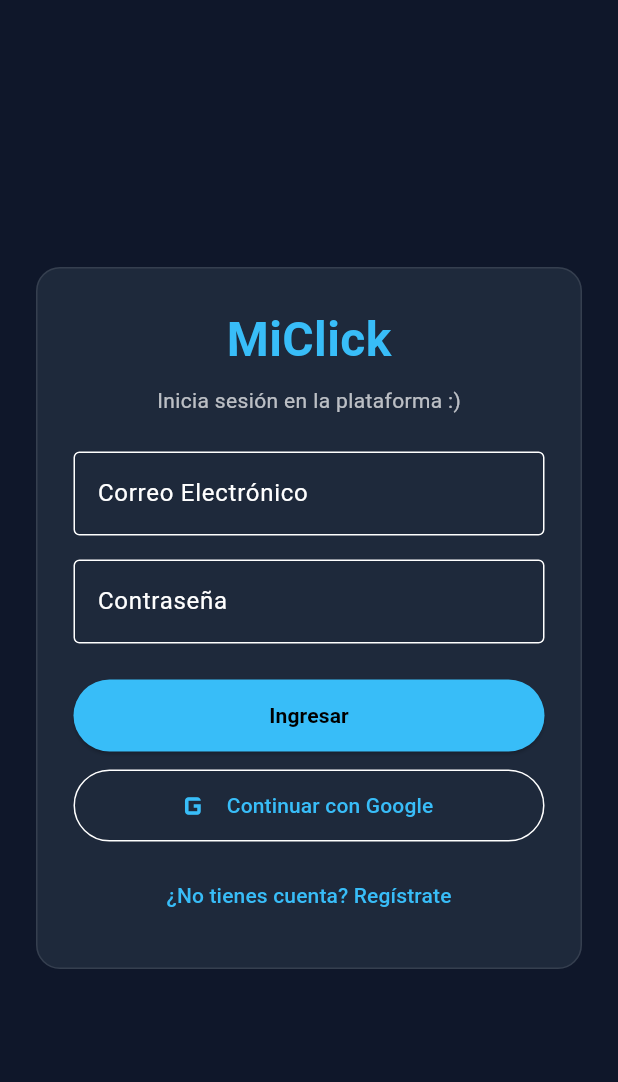
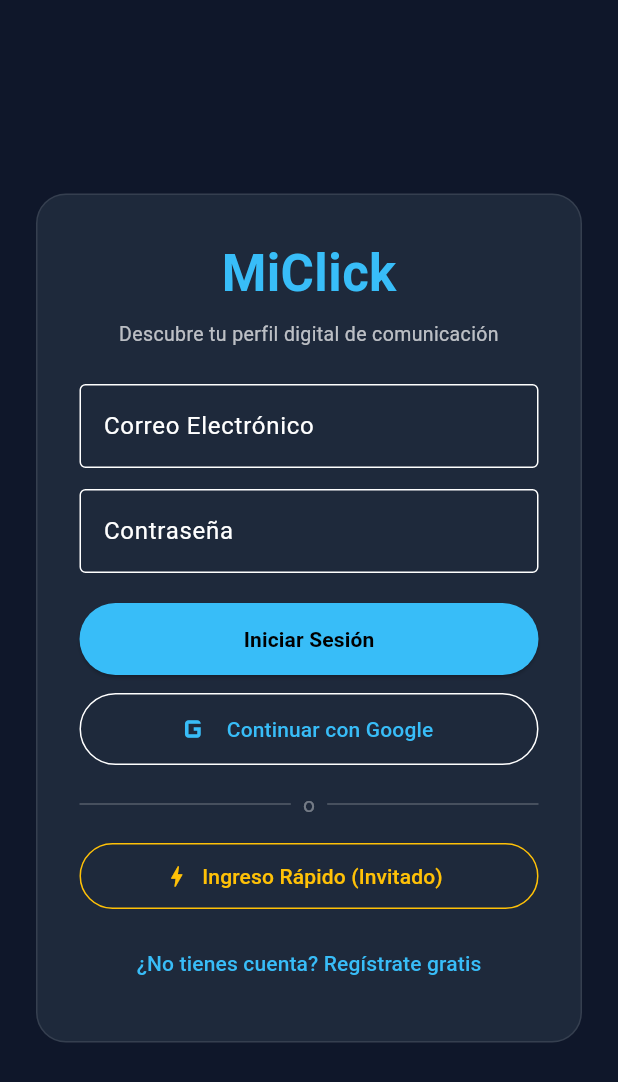
Before and after one commit to Eisritome10/miclick-app, a Flutter app: the screen it shows after launch, on a phone screen of 412 x 824 dp. Shown: the top 1082 px of the screen. Run offline on Flutter 3.47's test engine with Material 3 defaults, Android fonts, the phone set to English and light mode, and no system bars; our stand-ins replace supabase_flutter; accounts and stored records are empty.

Commit message:
Solucion rebote login, correo sin confirmacion y modo invitado

```diff
--- a/lib/main.dart
+++ b/lib/main.dart
@@ -75,7 +75,7 @@
   }
 }
 
-// Pantalla de Autenticación
+// Pantalla de Autenticación Unificada (Google, Correo e Invitado)
 class LoginScreen extends StatefulWidget {
   const LoginScreen({super.key});
 
@@ -87,13 +87,16 @@
   final _emailController = TextEditingController();
   final _passwordController = TextEditingController();
   final _nameController = TextEditingController();
+  final _guestNameController = TextEditingController();
+
   bool _isLoading = false;
   bool _isSignUp = false;
+  bool _isGuestMode = false;
 
-  Future<void> _submit() async {
+  Future<void> _submitEmailAuth() async {
     if (_emailController.text.trim().isEmpty || _passwordController.text.trim().isEmpty) {
       ScaffoldMessenger.of(context).showSnackBar(
-        const SnackBar(content: Text('Por favor completa los campos requeridos.')),
+        const SnackBar(content: Text('Por favor completa los campos de correo y contraseña.')),
       );
       return;
     }
@@ -106,11 +109,6 @@
           _passwordController.text.trim(),
           _nameController.text.trim().isEmpty ? 'Explorador/a' : _nameController.text.trim(),
         );
-        if (mounted) {
-          ScaffoldMessenger.of(context).showSnackBar(
-            const SnackBar(content: Text('Cuenta creada con éxito.')),
-          );
-        }
       } else {
         await SupabaseService.signInWithEmail(
           _emailController.text.trim(),
@@ -120,7 +118,22 @@
     } catch (e) {
       if (mounted) {
         ScaffoldMessenger.of(context).showSnackBar(
-          SnackBar(content: Text('Error de autenticación: ${e.toString()}')),
+          SnackBar(content: Text('Error: ${e.toString()}')),
+        );
+      }
+    } finally {
+      if (mounted) setState(() => _isLoading = false);
+    }
+  }
+
+  Future<void> _submitGuest() async {
+    setState(() => _isLoading = true);
+    try {
+      await SupabaseService.signInAsGuest(_guestNameController.text.trim());
+    } catch (e) {
+      if (mounted) {
+        ScaffoldMessenger.of(context).showSnackBar(
+          SnackBar(content: Text('Error al ingresar como invitado: ${e.toString()}')),
         );
       }
     } finally {
@@ -135,11 +148,11 @@
         child: SingleChildScrollView(
           padding: const EdgeInsets.all(24),
           child: Container(
-            constraints: const BoxConstraints(maxWidth: 400),
-            padding: const EdgeInsets.all(24),
+            constraints: const BoxConstraints(maxWidth: 420),
+            padding: const EdgeInsets.all(28),
             decoration: BoxDecoration(
               color: const Color(0xFF1E293B),
-              borderRadius: BorderRadius.circular(16),
+              borderRadius: BorderRadius.circular(20),
               border: Border.all(color: Colors.white10),
             ),
             child: Column(
@@ -147,41 +160,73 @@
               children: [
                 const Text(
                   'MiClick',
-                  style: TextStyle(fontSize: 32, fontWeight: FontWeight.bold, color: Color(0xFF38BDF8)),
+                  style: TextStyle(fontSize: 34, fontWeight: FontWeight.bold, color: Color(0xFF38BDF8)),
                 ),
-                const SizedBox(height: 8),
-                Text(
-                  _isSignUp ? 'Crea tu cuenta para comenzar' : 'Inicia sesión en la plataforma :)',
-                  style: const TextStyle(color: Colors.white70),
+                const SizedBox(height: 6),
+                const Text(
+                  'Descubre tu perfil digital de comunicación',
+                  style: TextStyle(color: Colors.white70, fontSize: 13),
+                  textAlign: TextAlign.center,
                 ),
                 const SizedBox(height: 24),
+
+                // MODO INVITADO
+                if (_isGuestMode) ...[
+                  TextField(
+                    controller: _guestNameController,
+                    decoration: const InputDecoration(
+                      labelText: '¿Cómo te gustaría que te llamemos?',
+                      border: OutlineInputBorder(),
+                      prefixIcon: Icon(Icons.person_outline, color: Color(0xFF38BDF8)),
+                    ),
+                  ),
+                  const SizedBox(height: 20),
+                  SizedBox(
+                    width: double.infinity,
+                    height: 48,
+                    child: ElevatedButton(
+                      onPressed: _isLoading ? null : _submitGuest,
+                      style: ElevatedButton.styleFrom(backgroundColor: const Color(0xFF38BDF8)),
+                      child: _isLoading
+                          ? const CircularProgressIndicator(color: Colors.black)
+                          : const Text('Entrar Directo como Invitado 🚀', style: TextStyle(color: Colors.black, fontWeight: FontWeight.bold)),
+                    ),
+                  ),
+                  const SizedBox(height: 12),
+                  TextButton(
+                    onPressed: () => setState(() => _isGuestMode = false),
+                    child: const Text('Volver a opciones de cuenta'),
+                  ),
+                ]
+                // MODO REGISTRO / LOGIN CON CUENTA
+                else ...[
                   if (_isSignUp) ...[
                     TextField(
                       controller: _nameController,
                       decoration: const InputDecoration(labelText: 'Nombre Completo', border: OutlineInputBorder()),
                     ),
-                  const SizedBox(height: 16),
+                    const SizedBox(height: 14),
                   ],
                   TextField(
                     controller: _emailController,
                     decoration: const InputDecoration(labelText: 'Correo Electrónico', border: OutlineInputBorder()),
                   ),
-                const SizedBox(height: 16),
+                  const SizedBox(height: 14),
                   TextField(
                     controller: _passwordController,
                     obscureText: true,
                     decoration: const InputDecoration(labelText: 'Contraseña', border: OutlineInputBorder()),
                   ),
-                const SizedBox(height: 24),
+                  const SizedBox(height: 20),
                   SizedBox(
                     width: double.infinity,
                     height: 48,
                     child: ElevatedButton(
-                    onPressed: _isLoading ? null : _submit,
+                      onPressed: _isLoading ? null : _submitEmailAuth,
                       style: ElevatedButton.styleFrom(backgroundColor: const Color(0xFF38BDF8)),
                       child: _isLoading
                           ? const CircularProgressIndicator(color: Colors.black)
-                        : Text(_isSignUp ? 'Registrarse' : 'Ingresar', style: const TextStyle(color: Colors.black, fontWeight: FontWeight.bold)),
+                          : Text(_isSignUp ? 'Registrarse e Ingresar' : 'Iniciar Sesión', style: const TextStyle(color: Colors.black, fontWeight: FontWeight.bold)),
                     ),
                   ),
                   const SizedBox(height: 12),
@@ -191,11 +236,38 @@
                     label: const Text('Continuar con Google'),
                     style: OutlinedButton.styleFrom(minimumSize: const Size(double.infinity, 48)),
                   ),
+                  const SizedBox(height: 16),
+                  const Row(
+                    children: [
+                      Expanded(child: Divider(color: Colors.white24)),
+                      Padding(
+                        padding: EdgeInsets.symmetric(horizontal: 8.0),
+                        child: Text('o', style: TextStyle(color: Colors.white38)),
+                      ),
+                      Expanded(child: Divider(color: Colors.white24)),
+                    ],
+                  ),
+                  const SizedBox(height: 16),
+                  // Botón para activar el modo invitado
+                  SizedBox(
+                    width: double.infinity,
+                    height: 44,
+                    child: OutlinedButton.icon(
+                      onPressed: () => setState(() => _isGuestMode = true),
+                      icon: const Icon(Icons.bolt, color: Colors.amber),
+                      label: const Text('Ingreso Rápido (Invitado)'),
+                      style: OutlinedButton.styleFrom(
+                        side: const BorderSide(color: Colors.amber),
+                        foregroundColor: Colors.amber,
+                      ),
+                    ),
+                  ),
                   const SizedBox(height: 12),
                   TextButton(
                     onPressed: () => setState(() => _isSignUp = !_isSignUp),
-                  child: Text(_isSignUp ? '¿Ya tienes cuenta? Inicia sesión' : '¿No tienes cuenta? Regístrate'),
+                    child: Text(_isSignUp ? '¿Ya tienes cuenta? Inicia sesión' : '¿No tienes cuenta? Regístrate gratis'),
                   ),
+                ],
               ],
             ),
           ),
```
Also changed, not shown: lib/services/supabase_service.dart (+39 -9 lines), 1 other file. Lines whose indentation alone changed are shown as unchanged.
